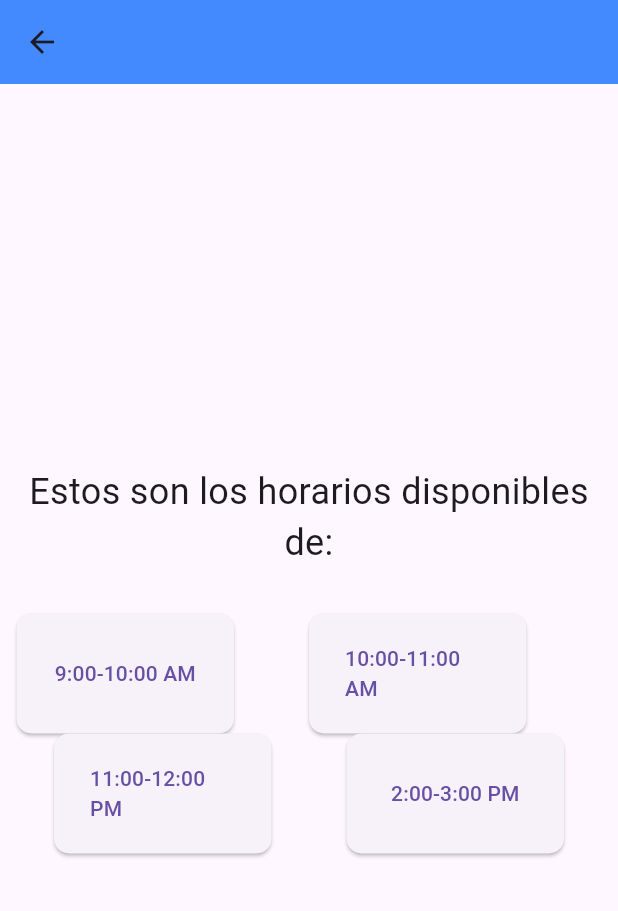
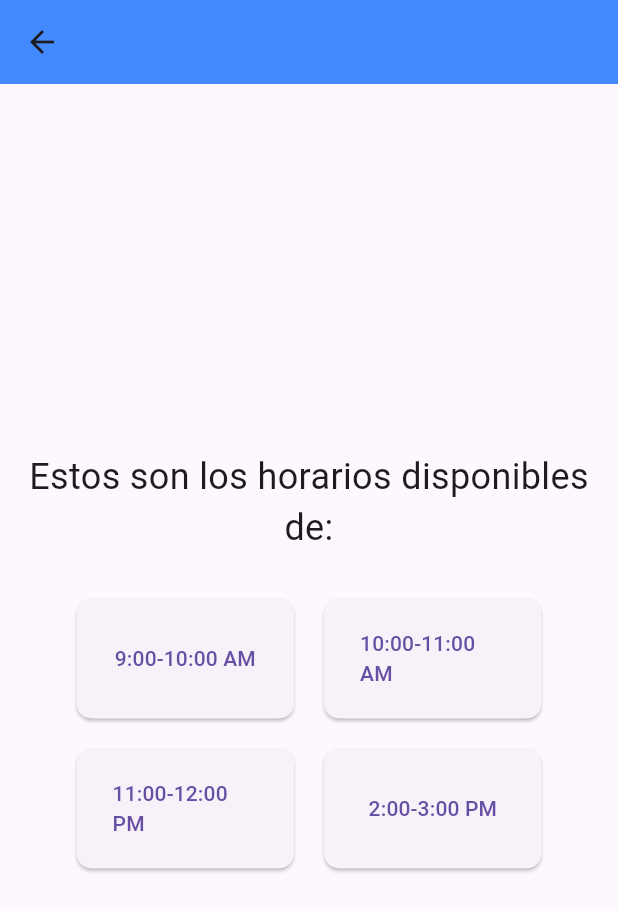
Before and after one commit to Bolivar-Tech-Systems/Airbn-, a Flutter app: the InfoPagina screen opened directly with empty values, on a phone screen of 412 x 824 dp. Shown: the top 911 px of the screen. Run offline on Flutter 3.47's test engine with Material 3 defaults, Android fonts, the phone set to English and light mode, and no system bars.

Commit message:
Arreglamos el overflow

```diff
--- a/lib/screens/info_pagina.dart
+++ b/lib/screens/info_pagina.dart
@@ -20,14 +20,13 @@ class InfoPagina extends StatelessWidget {
             ),
             const SizedBox(height: 30),
             Wrap(
+              spacing: 20,
+              runSpacing: 20,
               alignment: WrapAlignment.center,
               children: [
                 botonCuadrado(context, '9:00-10:00 AM'),
-                const SizedBox(width: 50),
                 botonCuadrado(context, '10:00-11:00 AM'),
-                const SizedBox(width: 50),
                 botonCuadrado(context, '11:00-12:00 PM'),
-                const SizedBox(width: 50),
                 botonCuadrado(context, '2:00-3:00 PM'),
               ],
             ),
--- a/lib/screens/pantalla_login.dart
+++ b/lib/screens/pantalla_login.dart
@@ -43,7 +43,7 @@ class PantallaLogin extends StatelessWidget {
                   decoration: InputDecoration(
                     labelText: 'Contraseña',
                     border: OutlineInputBorder(),
-                    prefixIcon: Icon(Icons.person),
+                    prefixIcon: Icon(Icons.lock),
                   ),
                 ),
                 const SizedBox(height: 40),
```
